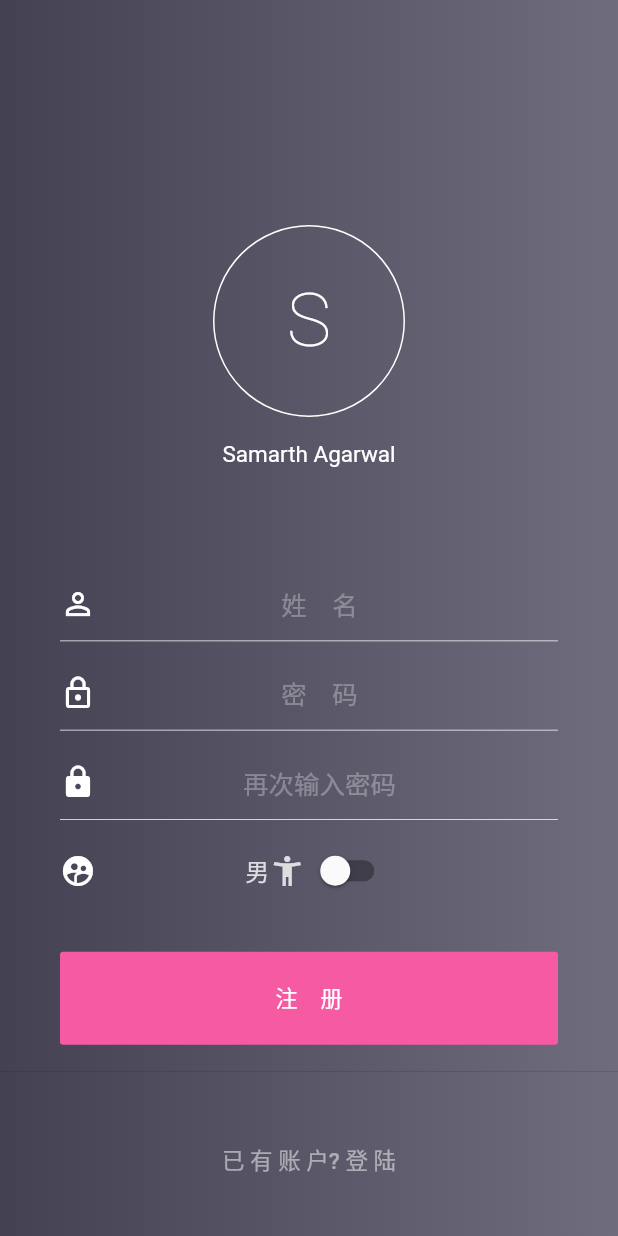
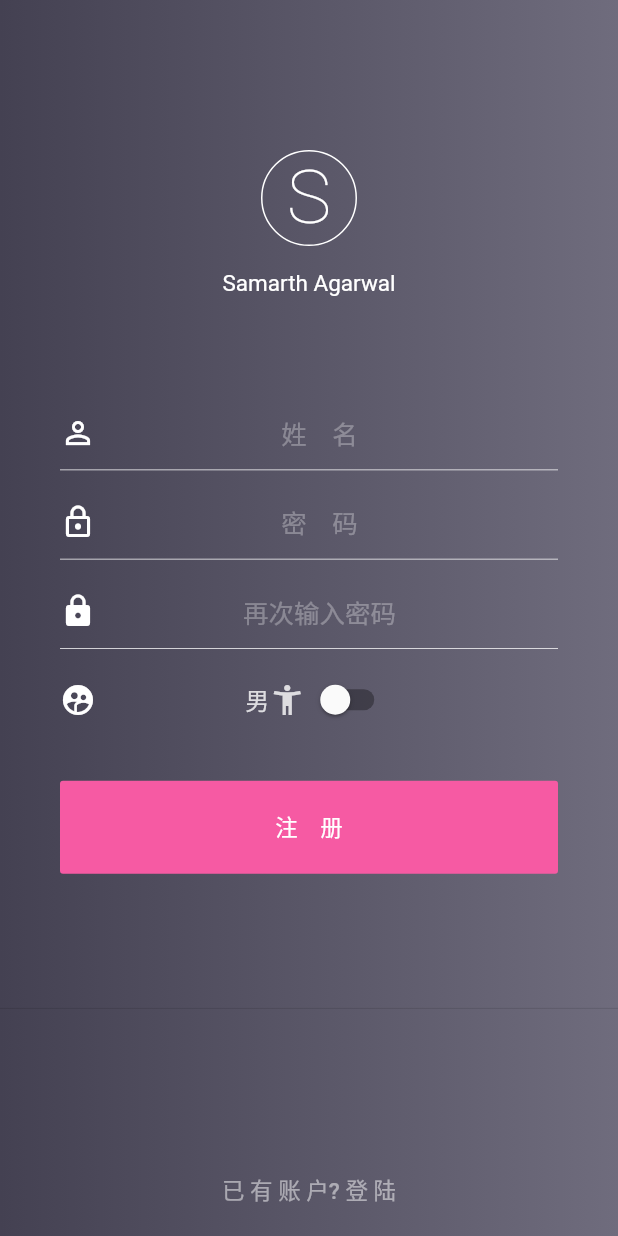
Before and after one commit to tomato0228/scfsClient, a Flutter app: the LoginPage screen opened directly, after a tap on "没 有 帐 户? 创 建 一 个", on a phone screen of 412 x 824 dp. Run offline on Flutter 3.47's test engine with Material 2 defaults, Android fonts, the phone set to English and light mode, and no system bars; our stand-ins replace dio, event_bus, fluttertoast, font_awesome_flutter, intro_slider, shared_preferences; missing offline and left inert: common_utils, lpinyin; accounts and stored records are empty; network calls fail.

Commit message:
修改配置

```diff
--- a/lib/entity_factory.dart
+++ b/lib/entity_factory.dart
@@ -1,4 +1,5 @@
 import 'package:tomato_scfs/model/class_entity.dart';
+import 'package:tomato_scfs/model/chat_entity.dart';
 import 'package:tomato_scfs/model/user_entity.dart';
 import 'package:tomato_scfs/model/notice_entity.dart';
 import 'package:tomato_scfs/model/school_entity.dart';
@@ -11,6 +12,8 @@ class EntityFactory {
       return null;
     } else if (T.toString() == "ClassEntity") {
       return ClassEntity.fromJson(json) as T;
+    } else if (T.toString() == "ChatEntity") {
+      return ChatEntity.fromJson(json) as T;
     } else if (T.toString() == "UserEntity") {
       return UserEntity.fromJson(json) as T;
     } else if (T.toString() == "NoticeEntity") {
--- a/lib/ui/app.dart
+++ b/lib/ui/app.dart
@@ -2,6 +2,7 @@ import 'package:flutter/material.dart';
 import 'dart:async';
 
 import 'package:tomato_scfs/generated/i18n.dart';
+import 'package:tomato_scfs/ui/contacts/supporter_list.dart';
 import 'package:tomato_scfs/ui/drawer/drawer.dart';
 import 'package:tomato_scfs/ui/homework/homework_page.dart';
 import 'package:tomato_scfs/ui/notice/notice_page.dart';
@@ -21,7 +22,7 @@ class AppState extends State<App> {
   double elevation = 4.0;
 
   var pages = <Widget>[
-    Scaffold(),
+    ListPage(),
     Scaffold(),
     NoticePage(),
     HomeworkPage(),
--- a/lib/ui/login/login_page.dart
+++ b/lib/ui/login/login_page.dart
@@ -94,7 +94,7 @@ class LoginPageState extends State<LoginPage> {
         child: Column(
           children: <Widget>[
             Container(
-              padding: const EdgeInsets.only(top: 150.0, bottom: 50.0),
+              padding: const EdgeInsets.only(top: 120.0, bottom: 50.0),
               child: Center(
                 child: new Column(
                   children: <Widget>[
@@ -280,7 +280,7 @@ class LoginPageState extends State<LoginPage> {
             new Container(
               width: MediaQuery.of(context).size.width,
               margin: const EdgeInsets.only(
-                  left: 40.0, right: 40.0, top: 10.0, bottom: 20.0),
+                  left: 40.0, right: 40.0, top: 0.0, bottom: 0.0),
               alignment: Alignment.center,
               child: new Row(
                 children: <Widget>[
--- a/lib/ui/signin/signin_page.dart
+++ b/lib/ui/signin/signin_page.dart
@@ -33,13 +33,13 @@ class SigninPageState extends State<SigninPage> {
         child: Column(
           children: <Widget>[
             Container(
-              padding: const EdgeInsets.only(top: 150.0, bottom: 50.0),
+              padding: const EdgeInsets.only(top: 100.0, bottom: 50.0),
               child: Center(
                 child: new Column(
                   children: <Widget>[
                     Container(
-                      height: 128.0,
-                      width: 128.0,
+                      height: 64.0,
+                      width: 64.0,
                       child: new CircleAvatar(
                         backgroundColor: Colors.transparent,
                         foregroundColor: this.foregroundColor,
@@ -277,7 +277,7 @@ class SigninPageState extends State<SigninPage> {
             new Container(
               width: MediaQuery.of(context).size.width,
               margin: const EdgeInsets.only(
-                  left: 40.0, right: 40.0, top: 10.0, bottom: 20.0),
+                  left: 40.0, right: 40.0, top: 0.0, bottom: 0.0),
               alignment: Alignment.center,
               child: new Row(
                 children: <Widget>[
@@ -300,6 +300,7 @@ class SigninPageState extends State<SigninPage> {
           ],
         ),
       ),
+      resizeToAvoidBottomPadding: false, //输入框抵住键盘
     );
   }
 
--- a/lib/ui/signin/signin_page_two.dart
+++ b/lib/ui/signin/signin_page_two.dart
@@ -51,7 +51,7 @@ class SigninPageTwoState extends State<SigninPageTwo> {
         child: Column(
           children: <Widget>[
             Container(
-              padding: const EdgeInsets.only(top: 150.0, bottom: 50.0),
+              padding: const EdgeInsets.only(top: 120.0, bottom: 50.0),
               child: Center(
                 child: new Column(
                   children: <Widget>[
```
Also changed, not shown: pubspec.yaml (+22 -1 lines), assets/fonts/Nunito.ttf (added), assets/images/alucard.jpg (added), assets/images/img_not_available.jpeg (added), assets/images/logo.png (added), assets/images/mimi1.gif (added), assets/images/mimi2.gif (added), assets/images/mimi3.gif (added), assets/images/mimi4.gif (added), assets/images/mimi5.gif (added), assets/images/mimi6.gif (added), assets/images/mimi7.gif (added), assets/images/mimi8.gif (added), assets/images/mimi9.gif (added), 1 more files, 2 other files.
